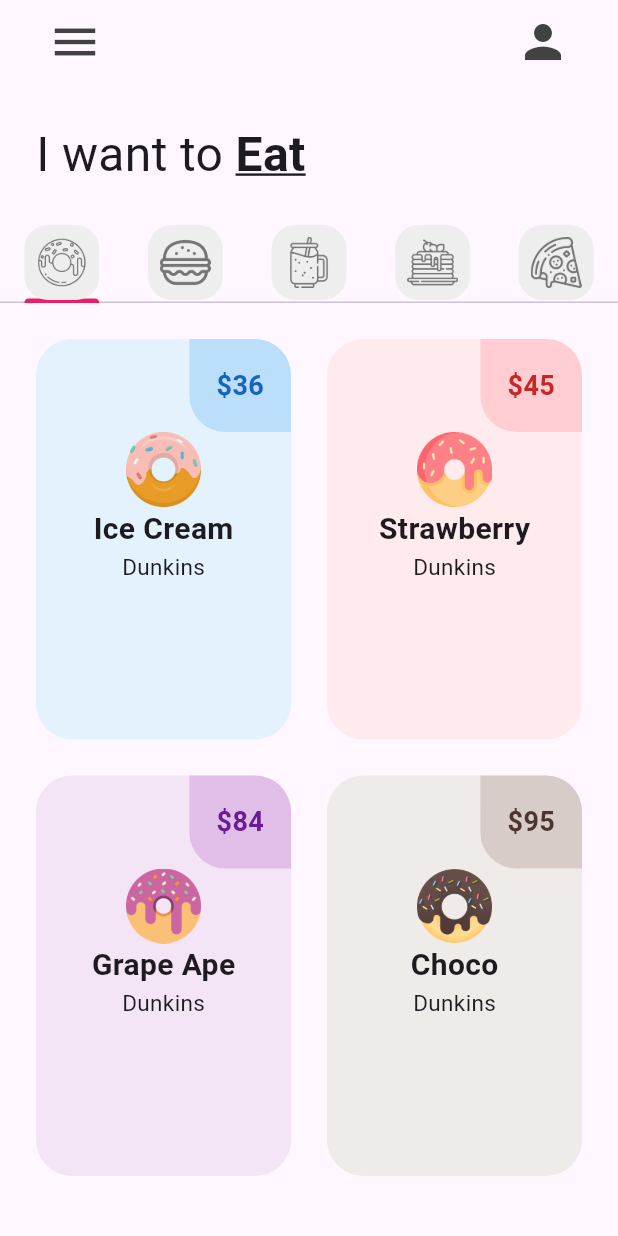
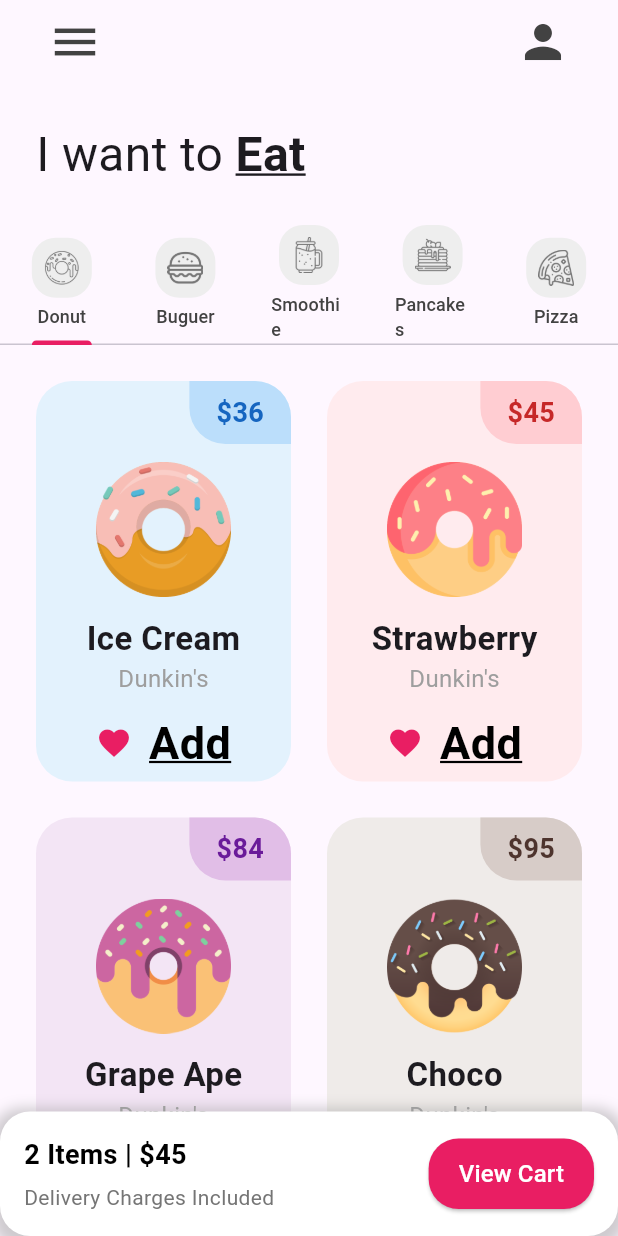
Before and after one commit to Torres-Alan/reto1_donut_app_alan_torres, a Flutter app: the screen it shows after launch, on a phone screen of 412 x 824 dp. Run offline on Flutter 3.47's test engine with Material 3 defaults, Android fonts, the phone set to English and light mode, and no system bars.

Commit message:
Cierre de práctica 1

```diff
--- a/lib/main.dart
+++ b/lib/main.dart
@@ -11,10 +11,12 @@
   @override
   Widget build(BuildContext context) {
     return MaterialApp(
+            debugShowCheckedModeBanner: false, // Esto quita el banner de debug
+
       home: const HomePage(),
       theme: ThemeData(
-          tabBarTheme: const TabBarTheme(indicatorColor: Colors.pink),
-        ),
+        tabBarTheme: const TabBarTheme(
+        indicatorColor: Colors.pink)),
     );
   }
 }
--- a/lib/pages/home_page.dart
+++ b/lib/pages/home_page.dart
@@ -16,20 +16,21 @@
 class _HomePageState extends State<HomePage> {
   List<Widget> myTabs = [
     //donut tab
-    const MyTab(iconPath: 'lib/icons/donut.png'),
+    const MyTab(iconPath: 'lib/icons/donut.png', name:'Donut'),
 
     //burger tab
-    const MyTab(iconPath: 'lib/icons/burger.png'),
+    const MyTab(iconPath: 'lib/icons/burger.png', name:'Buguer'),
 
     //smoothie tab
-    const MyTab(iconPath: 'lib/icons/smoothie.png'),
+    const MyTab(iconPath: 'lib/icons/smoothie.png', name:'Smoothie'),
 
     //pancakes tab
-    const MyTab(iconPath: 'lib/icons/pancakes.png'),
+    const MyTab(iconPath: 'lib/icons/pancakes.png', name:'Pancakes'),
 
     //pizza tab
-    const MyTab(iconPath: 'lib/icons/pizza.png'),
+    const MyTab(iconPath: 'lib/icons/pizza.png', name:'Pizza'),
   ];
+
   @override
   Widget build(BuildContext context) {
     return DefaultTabController(
@@ -80,16 +81,77 @@
             child: TabBarView(children: [
               //Donut tab
               DonutTab(),
+
               //Burger tab
               BurgerTab(),
+
               //Smoothie tab
               SmoothieTab(),
-              //Pancake tab
+
+              //Pancakes tab
               PancakeTab(),
+
               //Pizza tab
               PizzaTab(),
-          ]))
-          //Carrito
+            ]),
+          ),
+          // Contenedor del carrito
+          Container(
+            padding: const EdgeInsets.all(16.0),
+            decoration: BoxDecoration(
+              color: Colors.white,
+              borderRadius: BorderRadius.circular(20),
+              boxShadow: [
+                BoxShadow(
+                  color: Colors.grey.withOpacity(0.5),
+                  spreadRadius: 5,
+                  blurRadius: 7,
+                  offset: Offset(0, 3), // Cambia la posición de la sombra
+                ),
+              ],
+            ),
+            child: Row(
+              mainAxisAlignment: MainAxisAlignment.spaceBetween,
+              children: [
+                // Información de items y precio
+                Column(
+                  crossAxisAlignment: CrossAxisAlignment.start,
+                  children: [
+                    Text(
+                      '2 Items | \$45',
+                      style: TextStyle(
+                          fontSize: 18,
+                          fontWeight: FontWeight.bold,
+                          color: Colors.black),
+                    ),
+                    SizedBox(height: 5),
+                    Text(
+                      'Delivery Charges Included',
+                      style: TextStyle(fontSize: 14, color: Colors.grey[600]),
+                    ),
+                  ],
+                ),
+                // Botón "View Cart"
+                ElevatedButton(
+                  style: ElevatedButton.styleFrom(
+                    backgroundColor: Colors.pink, // Color del botón
+                    padding: const EdgeInsets.symmetric(
+                        horizontal: 20, vertical: 12),
+                    shape: RoundedRectangleBorder(
+                      borderRadius: BorderRadius.circular(20),
+                    ),
+                  ),
+                  onPressed: () {
+                    // Acción al presionar el botón
+                  },
+                  child: Text(
+                    'View Cart',
+                    style: TextStyle(fontSize: 16, color: Colors.white),
+                  ),
+                ),
+              ],
+            ),
+          ),
         ]),
       ),
     );
--- a/lib/tab/donut_tab.dart
+++ b/lib/tab/donut_tab.dart
@@ -6,6 +6,10 @@
   //List of donuts
   final List donutOnSale = [
     //[danutFlavor, donutPrice, donutColor, imageName]
+    ["Ice Cream", "36", Colors.blue, "lib/images/icecream_donut.png"],
+    ["Strawberry", "45", Colors.red, "lib/images/strawberry_donut.png"],
+    ["Grape Ape", "84", Colors.purple, "lib/images/grape_donut.png"],
+    ["Choco", "95", Colors.brown, "lib/images/chocolate_donut.png"],
     ["Ice Cream", "36", Colors.blue, "lib/images/icecream_donut.png"],
     ["Strawberry", "45", Colors.red, "lib/images/strawberry_donut.png"],
     ["Grape Ape", "84", Colors.purple, "lib/images/grape_donut.png"],
@@ -20,7 +24,7 @@
       itemCount: donutOnSale.length, //Longitud de los elementos.
       padding: const EdgeInsets.all(12),
       gridDelegate: const SliverGridDelegateWithFixedCrossAxisCount(
-          crossAxisCount: 2, childAspectRatio: 1/1.5), //Dos Columnas
+          crossAxisCount: 2, childAspectRatio: 1 / 1.5), //Dos Columnas
       itemBuilder: (context, index) {
         return DonutTile(
           donutFlavor: donutOnSale[index][0],
--- a/lib/utils/donut_tile.dart
+++ b/lib/utils/donut_tile.dart
@@ -3,18 +3,19 @@
 class DonutTile extends StatelessWidget {
   final String donutFlavor;
   final String donutPrice;
-  final dynamic donutColor; //Dynamic porque es tipo Color y también usará[]
+  final dynamic donutColor; // Dynamic porque será tipo Color y también usará[]
   final String imageName;
 
-  //Valor fijo para el borde circular
+  // Valor fijo para el borde circular
   final double borderRadius = 24;
 
-  const DonutTile(
-      {super.key,
+  const DonutTile({
+    super.key,
     required this.donutFlavor,
     required this.donutPrice,
     required this.donutColor,
-      required this.imageName});
+    required this.imageName,
+  });
 
   @override
   Widget build(BuildContext context) {
@@ -23,10 +24,13 @@
       child: Container(
         decoration: BoxDecoration(
           color: donutColor[50],
-              borderRadius: BorderRadius.circular(borderRadius)),
+          borderRadius: BorderRadius.circular(borderRadius),
+        ),
         child: Column(
           children: [
+            // Donut Price
             Row(
+              // Alinear el precio a la derecha
               mainAxisAlignment: MainAxisAlignment.end,
               children: [
                 Container(
@@ -34,29 +38,81 @@
                     color: donutColor[100],
                     borderRadius: BorderRadius.only(
                       topRight: Radius.circular(borderRadius),
-                            bottomLeft: Radius.circular(borderRadius))),
+                      bottomLeft: Radius.circular(borderRadius),
+                    ),
+                  ),
                   padding: const EdgeInsets.symmetric(
-                        vertical: 18, horizontal: 18),
+                    vertical: 8,
+                    horizontal: 18,
+                  ),
                   child: Text(
                     '\$$donutPrice',
                     style: TextStyle(
                       fontWeight: FontWeight.bold,
                       fontSize: 18,
-                          color: donutColor[800]),
+                      color: donutColor[800],
                     ),
-                  )
+                  ),
+                ),
               ],
             ),
-            //Donut picture
-                Padding(padding: const EdgeInsets.symmetric(horizontal: 60, vertical: 0),
-                child: Image.asset(imageName),)
-                ,Text(donutFlavor, style: TextStyle(fontWeight: FontWeight.bold, fontSize: 20),),
-                const Text('Dunkins', style: TextStyle(fontSize: 15),)
-            //Donut flavor text
-            //Love icon + add button
+
+            // Donut picture
+            Padding(
+              padding: const EdgeInsets.symmetric(horizontal: 40, vertical: 12),
+              child: Image.asset(imageName),
+            ),
+
+            // Donut Flavor Text
+            Text(
+              donutFlavor, // Variable con el sabor del donut
+              style: const TextStyle(
+                fontSize: 22,
+                fontWeight: FontWeight.bold,
+              ),
+            ),
+
+            // Texto adicional debajo del sabor
+            const Text(
+              'Dunkin\'s',
+              style: TextStyle(
+                fontSize: 16,
+                color: Colors.grey,
+              ),
+            ),
+
+            // Espacio adicional antes de los botones
+            const SizedBox(height: 10),
+
+            // Love icon + add button"
+            const Padding(
+              padding: EdgeInsets.symmetric(horizontal: 40),
+              child: Row(
+                mainAxisAlignment: MainAxisAlignment
+                    .spaceBetween, // Espaciado entre los widgets
+                children: [
+                  // Icono de favorito
+                  Icon(
+                    Icons.favorite, // Ícono de corazón vacío
+                    color: Colors.pink, // Color rosado (Pink 400)
+                  ),
+
+                  // Texto "Add"
+                  Text(
+                    'Add',
+                    style: TextStyle(
+                        color: Colors.black, // Color gris para el texto
+                        fontSize: 30,
+                        fontWeight: FontWeight.bold,
+                        decoration: TextDecoration.underline,
+                        decorationColor: Colors.black),
+                  ),
                 ],
-
-          )),
+              ),
+            ),
+          ],
+        ),
+      ),
     );
   }
 }
--- a/lib/utils/my_tab.dart
+++ b/lib/utils/my_tab.dart
@@ -2,17 +2,40 @@
 
 class MyTab extends StatelessWidget {
   final String iconPath;
-  const MyTab({super.key, required this.iconPath});
+  final String name; // Agregamos la variable de instancia para el nombre
+
+  const MyTab({
+    super.key,
+    required this.iconPath,
+    required this.name,
+  });
 
   @override
   Widget build(BuildContext context) {
-    return Tab(
-      height: 50,
-      child: Container(
-        decoration: BoxDecoration(color: Colors.grey[200],borderRadius: BorderRadius.circular(16)),
-        padding: const EdgeInsets.all(8),
-        child: Image.asset(iconPath, color: Colors.grey[600],),
-      ),
+    return Column(
+      // Cambiamos la estructura para que el texto esté fuera del contenedor gris
+      mainAxisAlignment: MainAxisAlignment.center, // Centrar verticalmente
+      children: [
+        Container(
+          decoration: BoxDecoration(
+            color: Colors.grey[200],
+            borderRadius: BorderRadius.circular(16),
+          ),
+          padding: const EdgeInsets.all(8),
+          child: Image.asset(
+            iconPath,
+            color: Colors.grey[600],
+            height: 24, // Ajusta el tamaño del ícono según sea necesario
+          ),
+        ),
+        const SizedBox(
+            height: 4), // Espacio entre el contenedor gris y el texto
+        Text(
+          name,
+          style: TextStyle(
+              fontSize: 12, color: Colors.grey[800]), // Estilo del texto
+        ),
+      ],
     );
   }
 }
```
Lines whose indentation alone changed are shown as unchanged.
